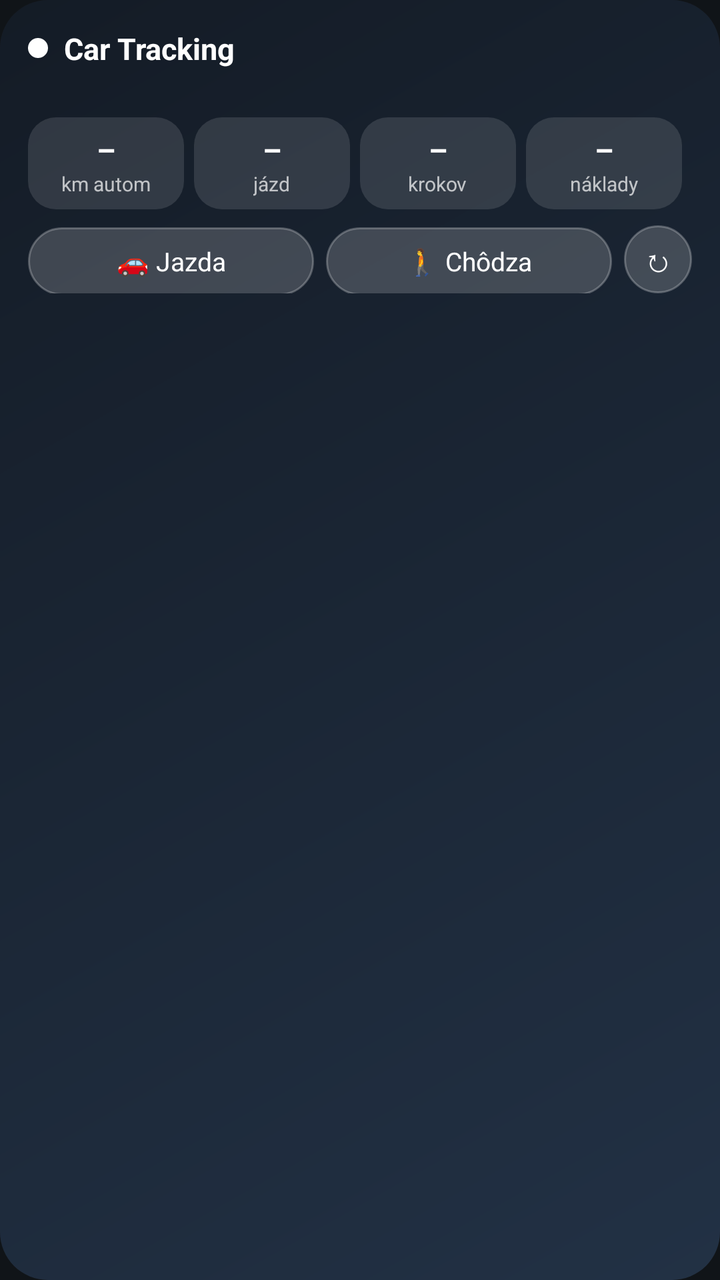
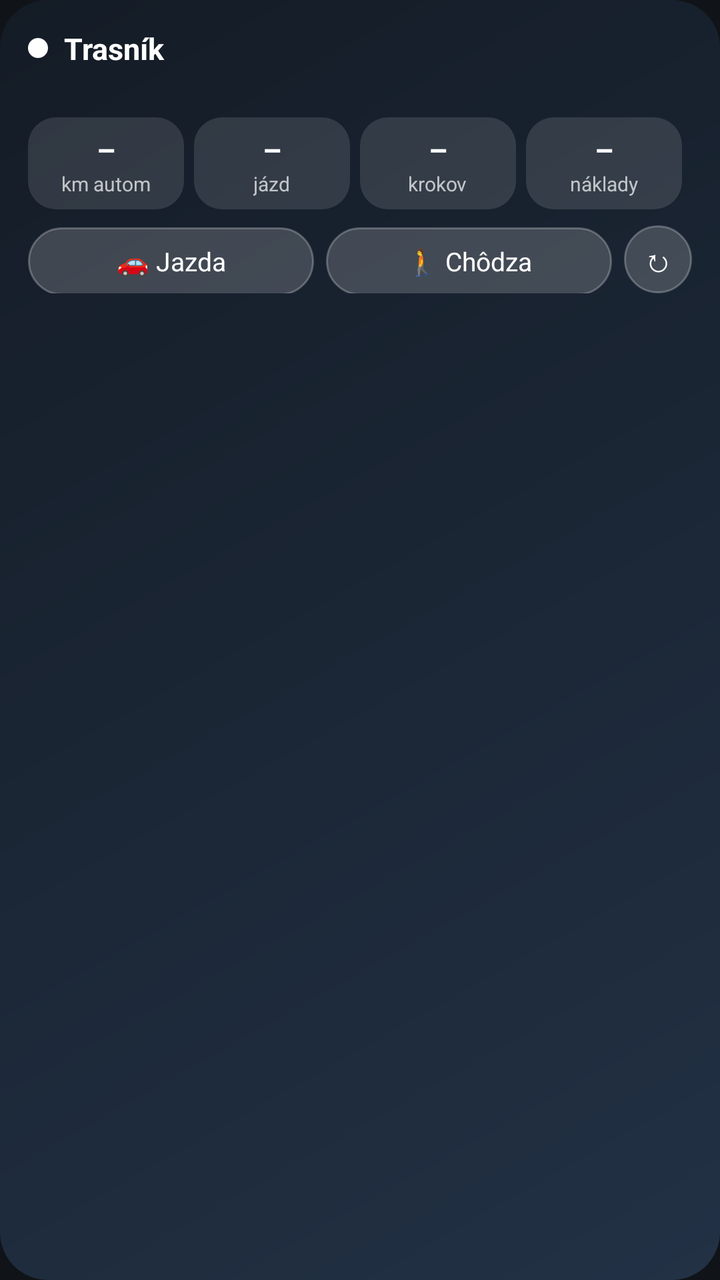

The first picture is an Android layout as it rendered before a commit; the second is the same layout after the commit. The layout source and the unified diff follow.
<!-- AndroidManifest.xml: application theme Theme.CarTracker -->
<!-- res/layout/widget_car.xml -->
<?xml version="1.0" encoding="utf-8"?>
<LinearLayout xmlns:android="http://schemas.android.com/apk/res/android"
    android:id="@+id/w_root"
    android:layout_width="match_parent"
    android:layout_height="match_parent"
    android:background="@drawable/widget_bg_idle"
    android:orientation="vertical"
    android:padding="14dp">

    
    <LinearLayout android:layout_width="match_parent" android:layout_height="wrap_content"
        android:gravity="center_vertical" android:orientation="horizontal">
        <ImageView android:id="@+id/w_dot" android:layout_width="10dp" android:layout_height="10dp"
            android:src="@drawable/widget_dot" />
        <TextView android:id="@+id/w_status" android:layout_width="0dp" android:layout_height="wrap_content"
            android:layout_marginStart="8dp" android:layout_weight="1" android:ellipsize="end" android:maxLines="1"
            android:text="Car Tracking" android:textColor="#FFFFFFFF" android:textSize="15sp" android:textStyle="bold" />
        <TextView android:id="@+id/w_updated" android:layout_width="wrap_content" android:layout_height="wrap_content"
            android:textColor="#80FFFFFF" android:textSize="10sp" />
    </LinearLayout>
    <TextView android:id="@+id/w_vehicle" android:layout_width="match_parent" android:layout_height="wrap_content"
        android:layout_marginStart="18dp" android:ellipsize="end" android:maxLines="1"
        android:textColor="#B3FFFFFF" android:textSize="12sp" />

    
    <LinearLayout android:id="@+id/w_live" android:layout_width="match_parent" android:layout_height="wrap_content"
        android:layout_marginTop="6dp" android:orientation="vertical" android:visibility="gone">
        <LinearLayout android:layout_width="match_parent" android:layout_height="wrap_content"
            android:gravity="center_vertical" android:orientation="horizontal">
            <TextView android:id="@+id/w_big" android:layout_width="wrap_content" android:layout_height="wrap_content"
                android:textColor="#FFFFFFFF" android:textSize="38sp" android:textStyle="bold" android:text="0" />
            <TextView android:id="@+id/w_big_unit" android:layout_width="wrap_content" android:layout_height="wrap_content"
                android:layout_marginStart="4dp" android:textColor="#B3FFFFFF" android:textSize="13sp" android:text="km/h" />
            <LinearLayout android:layout_width="0dp" android:layout_height="wrap_content" android:layout_weight="1"
                android:gravity="end|center_vertical" android:orientation="vertical">
                <Chronometer android:id="@+id/w_chrono" android:layout_width="wrap_content" android:layout_height="wrap_content"
                    android:textColor="#FFFFFFFF" android:textSize="16sp" android:textStyle="bold" />
                <TextView android:id="@+id/w_live_sub" android:layout_width="wrap_content" android:layout_height="wrap_content"
                    android:maxLines="1" android:textColor="#CCFFFFFF" android:textSize="12sp" />
            </LinearLayout>
            <ImageView android:id="@+id/w_limit" android:layout_width="44dp" android:layout_height="44dp"
                android:layout_marginStart="10dp" android:visibility="gone" />
        </LinearLayout>
    </LinearLayout>

    
    <LinearLayout android:id="@+id/w_tiles" android:layout_width="match_parent" android:layout_height="wrap_content"
        android:layout_marginTop="8dp" android:orientation="horizontal">
            <LinearLayout android:layout_width="0dp" android:layout_height="wrap_content" android:layout_weight="1"
                android:layout_marginEnd="5dp" android:background="@drawable/widget_tile" android:gravity="center"
                android:orientation="vertical" android:paddingTop="6dp" android:paddingBottom="6dp">
                <TextView android:id="@+id/w_t1" android:layout_width="wrap_content" android:layout_height="wrap_content"
                    android:maxLines="1" android:textColor="#FFFFFFFF" android:textSize="15sp" android:textStyle="bold" android:text="–" />
                <TextView android:id="@+id/w_t1l" android:layout_width="wrap_content" android:layout_height="wrap_content"
                    android:maxLines="1" android:textColor="#B3FFFFFF" android:textSize="10sp" android:text="km autom" />
            </LinearLayout>
            <LinearLayout android:layout_width="0dp" android:layout_height="wrap_content" android:layout_weight="1"
                android:layout_marginEnd="5dp" android:background="@drawable/widget_tile" android:gravity="center"
                android:orientation="vertical" android:paddingTop="6dp" android:paddingBottom="6dp">
                <TextView android:id="@+id/w_t2" android:layout_width="wrap_content" android:layout_height="wrap_content"
                    android:maxLines="1" android:textColor="#FFFFFFFF" android:textSize="15sp" android:textStyle="bold" android:text="–" />
                <TextView android:id="@+id/w_t2l" android:layout_width="wrap_content" android:layout_height="wrap_content"
                    android:maxLines="1" android:textColor="#B3FFFFFF" android:textSize="10sp" android:text="jázd" />
            </LinearLayout>
            <LinearLayout android:layout_width="0dp" android:layout_height="wrap_content" android:layout_weight="1"
                android:layout_marginEnd="5dp" android:background="@drawable/widget_tile" android:gravity="center"
                android:orientation="vertical" android:paddingTop="6dp" android:paddingBottom="6dp">
                <TextView android:id="@+id/w_t3" android:layout_width="wrap_content" android:layout_height="wrap_content"
                    android:maxLines="1" android:textColor="#FFFFFFFF" android:textSize="15sp" android:textStyle="bold" android:text="–" />
                <TextView android:id="@+id/w_t3l" android:layout_width="wrap_content" android:layout_height="wrap_content"
                    android:maxLines="1" android:textColor="#B3FFFFFF" android:textSize="10sp" android:text="krokov" />
            </LinearLayout>
            <LinearLayout android:layout_width="0dp" android:layout_height="wrap_content" android:layout_weight="1"
                android:layout_marginEnd="5dp" android:background="@drawable/widget_tile" android:gravity="center"
                android:orientation="vertical" android:paddingTop="6dp" android:paddingBottom="6dp">
                <TextView android:id="@+id/w_t4" android:layout_width="wrap_content" android:layout_height="wrap_content"
                    android:maxLines="1" android:textColor="#FFFFFFFF" android:textSize="15sp" android:textStyle="bold" android:text="–" />
                <TextView android:id="@+id/w_t4l" android:layout_width="wrap_content" android:layout_height="wrap_content"
                    android:maxLines="1" android:textColor="#B3FFFFFF" android:textSize="10sp" android:text="náklady" />
            </LinearLayout>
    </LinearLayout>

    
    <LinearLayout android:layout_width="match_parent" android:layout_height="wrap_content"
        android:layout_marginTop="8dp" android:orientation="horizontal">
        <TextView android:id="@+id/w_btn_drive" android:layout_width="0dp" android:layout_height="34dp"
            android:layout_marginEnd="6dp" android:layout_weight="1" android:background="@drawable/widget_btn"
            android:gravity="center" android:text="🚗 Jazda" android:textColor="#FFFFFFFF" android:textSize="13sp" />
        <TextView android:id="@+id/w_btn_walk" android:layout_width="0dp" android:layout_height="34dp"
            android:layout_marginEnd="6dp" android:layout_weight="1" android:background="@drawable/widget_btn"
            android:gravity="center" android:text="🚶 Chôdza" android:textColor="#FFFFFFFF" android:textSize="13sp" />
        <TextView android:id="@+id/w_btn_refresh" android:layout_width="34dp" android:layout_height="34dp"
            android:background="@drawable/widget_btn" android:gravity="center" android:text="↻"
            android:textColor="#FFFFFFFF" android:textSize="16sp" />
    </LinearLayout>
</LinearLayout>
<!-- resources referenced by this layout -->
<resources>
  <!-- drawable widget_bg_idle (drawable) -->
  <?xml version="1.0" encoding="utf-8"?>
  <shape xmlns:android="http://schemas.android.com/apk/res/android" android:shape="rectangle">
      <gradient android:angle="315" android:startColor="#F0141B26" android:endColor="#F0233247" android:type="linear" />
      <corners android:radius="24dp" />
  </shape>
  <!-- drawable widget_btn (drawable) -->
  <?xml version="1.0" encoding="utf-8"?>
  <shape xmlns:android="http://schemas.android.com/apk/res/android" android:shape="rectangle">
      <solid android:color="#2EFFFFFF" />
      <stroke android:width="1dp" android:color="#40FFFFFF" />
      <corners android:radius="18dp" />
  </shape>
  <!-- drawable widget_dot (drawable) -->
  <?xml version="1.0" encoding="utf-8"?>
  <shape xmlns:android="http://schemas.android.com/apk/res/android" android:shape="oval">
      <solid android:color="#FFFFFFFF" />
  </shape>
  <!-- drawable widget_tile (drawable) -->
  <?xml version="1.0" encoding="utf-8"?>
  <shape xmlns:android="http://schemas.android.com/apk/res/android" android:shape="rectangle">
      <solid android:color="#1FFFFFFF" />
      <corners android:radius="14dp" />
  </shape>
  <style name="Theme.CarTracker" parent="android:Theme.Material.NoActionBar">
          <item name="android:statusBarColor">@android:color/transparent</item>
          <item name="android:windowBackground">@color/bg</item>
      </style>
  <color name="bg">#FF101418</color>
</resources>

<!-- the commit's change to res/layout/widget_car.xml (unified diff, before → after) -->
@@ -14,7 +14,7 @@
             android:src="@drawable/widget_dot" />
         <TextView android:id="@+id/w_status" android:layout_width="0dp" android:layout_height="wrap_content"
             android:layout_marginStart="8dp" android:layout_weight="1" android:ellipsize="end" android:maxLines="1"
-            android:text="Car Tracking" android:textColor="#FFFFFFFF" android:textSize="15sp" android:textStyle="bold" />
+            android:text="Trasník" android:textColor="#FFFFFFFF" android:textSize="15sp" android:textStyle="bold" />
         <TextView android:id="@+id/w_updated" android:layout_width="wrap_content" android:layout_height="wrap_content"
             android:textColor="#80FFFFFF" android:textSize="10sp" />
     </LinearLayout>
